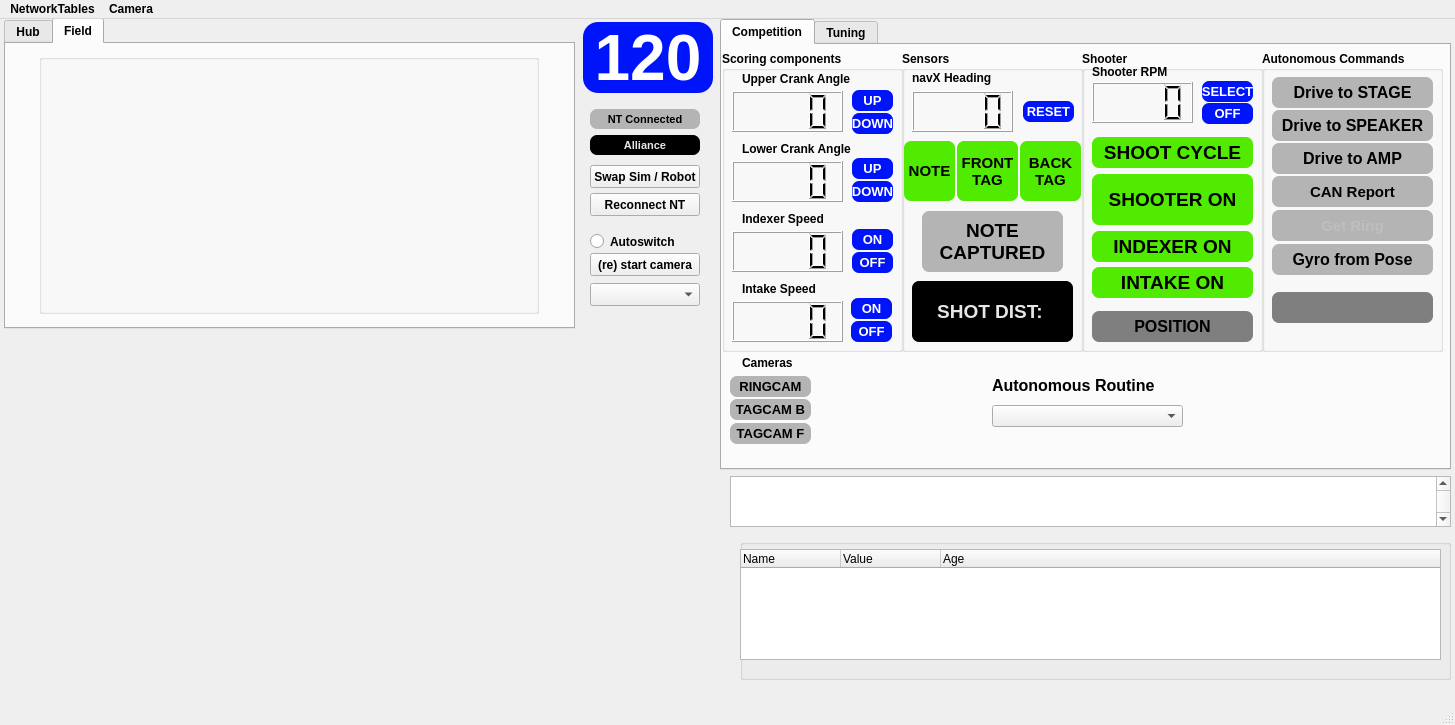
This is gui/layout_2024.ui in aesatchien/FRC2429_2024 as Qt 5 draws it before an edit. The edited form follows.
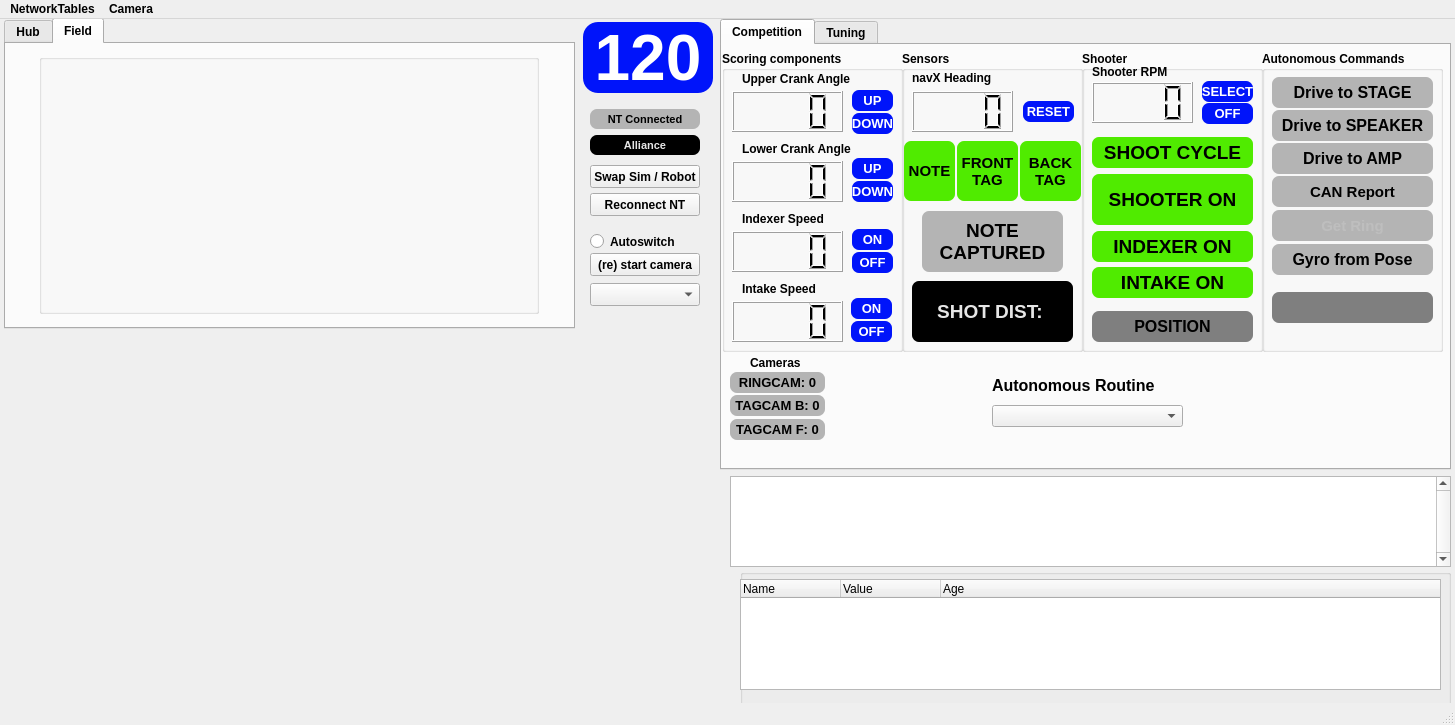
This is the edited form. Icons and pictures are not drawn. Custom widgets are drawn as their Qt base class.

Commit message: auto-restart ringcam

Patch:
```diff
--- a/gui/layout_2024.ui
+++ b/gui/layout_2024.ui
@@ -30,7 +30,7 @@
       <x>730</x>
       <y>457</y>
       <width>721</width>
-      <height>51</height>
+      <height>91</height>
      </rect>
     </property>
     <property name="verticalScrollBarPolicy">
@@ -1295,7 +1295,7 @@
      <widget class="QLabel" name="label_13">
       <property name="geometry">
        <rect>
-        <x>20</x>
+        <x>28</x>
         <y>310</y>
         <width>61</width>
         <height>16</height>
@@ -1715,7 +1715,7 @@
     <property name="geometry">
      <rect>
       <x>740</x>
-      <y>520</y>
+      <y>550</y>
       <width>711</width>
       <height>141</height>
      </rect>
@@ -1891,8 +1891,8 @@
     <property name="geometry">
      <rect>
       <x>730</x>
-      <y>357</y>
-      <width>81</width>
+      <y>353</y>
+      <width>95</width>
       <height>21</height>
      </rect>
     </property>
@@ -1910,7 +1910,7 @@
 background-color:rgb(180,180,180);</string>
     </property>
     <property name="text">
-     <string>RINGCAM</string>
+     <string>RINGCAM: 0</string>
     </property>
     <property name="textFormat">
      <enum>Qt::AutoText</enum>
@@ -1926,8 +1926,8 @@
     <property name="geometry">
      <rect>
       <x>730</x>
-      <y>380</y>
-      <width>81</width>
+      <y>376</y>
+      <width>95</width>
       <height>21</height>
      </rect>
     </property>
@@ -1945,7 +1945,7 @@
 background-color:rgb(180,180,180);</string>
     </property>
     <property name="text">
-     <string>TAGCAM B</string>
+     <string>TAGCAM B: 0</string>
     </property>
     <property name="textFormat">
      <enum>Qt::AutoText</enum>
@@ -1961,8 +1961,8 @@
     <property name="geometry">
      <rect>
       <x>730</x>
-      <y>404</y>
-      <width>81</width>
+      <y>400</y>
+      <width>95</width>
       <height>21</height>
      </rect>
     </property>
@@ -1980,7 +1980,7 @@
 background-color:rgb(180,180,180);</string>
     </property>
     <property name="text">
-     <string>TAGCAM F</string>
+     <string>TAGCAM F: 0</string>
     </property>
     <property name="textFormat">
      <enum>Qt::AutoText</enum>
```
The commit also changes 2 other files.
